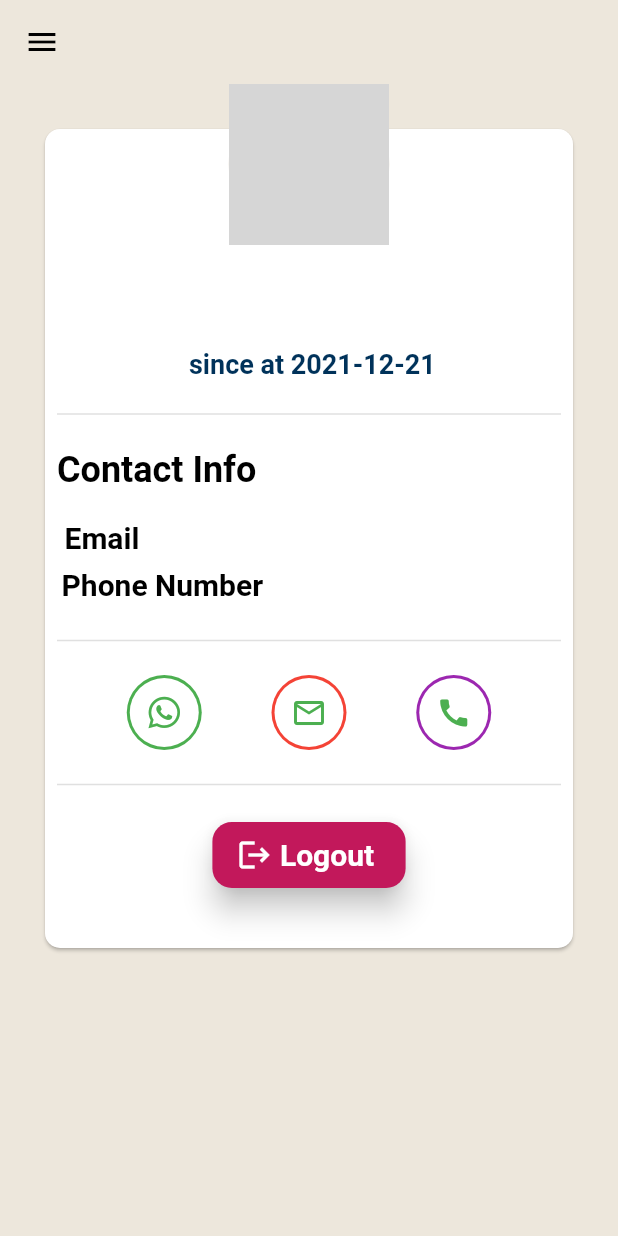
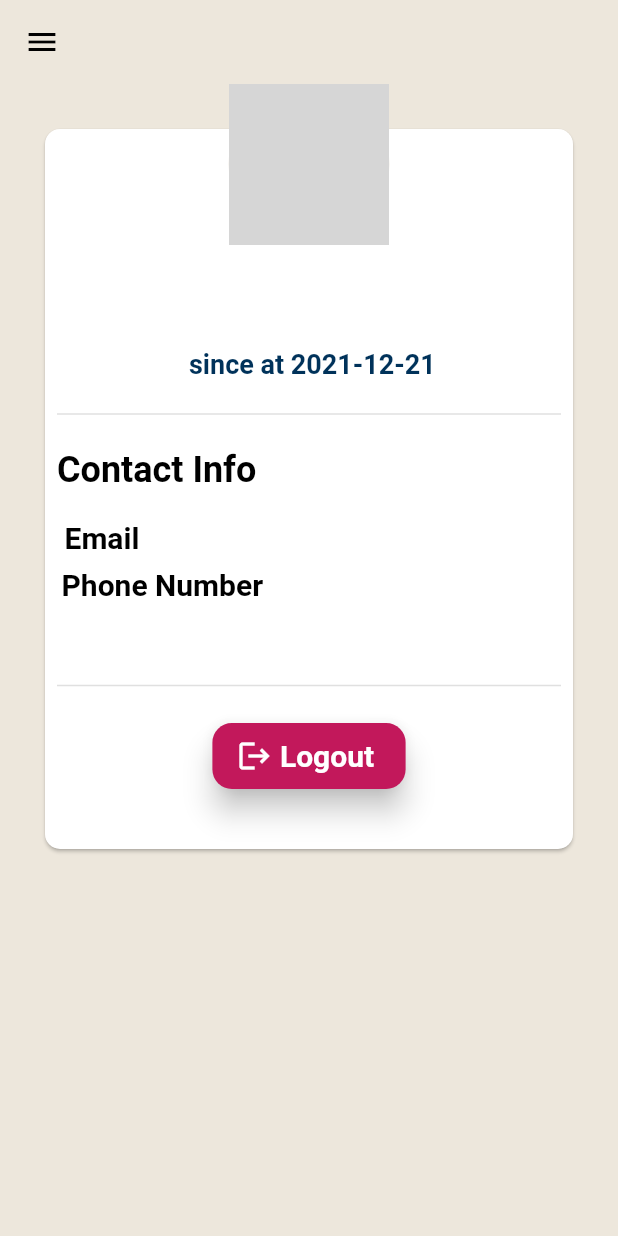
Before and after one commit to rajan-poudel/workos, a Flutter app: the ProfileScreen screen opened directly with empty values, on a phone screen of 412 x 824 dp. Run offline on Flutter 3.47's test engine with Material 2 defaults, Android fonts, the phone set to English and light mode, and no system bars; our stand-ins replace cached_network_image, cloud_firestore, firebase_auth, firebase_core, firebase_storage, fluttericon and 2 more; accounts and stored records are empty; network calls fail; grey boxes are pictures that could not be loaded.

Commit message:
profile screen and worker profile screen

```diff
--- a/lib/inner_screen/profile.dart
+++ b/lib/inner_screen/profile.dart
@@ -1,4 +1,5 @@
 import 'package:cloud_firestore/cloud_firestore.dart';
+import 'package:firebase_auth/firebase_auth.dart';
 import 'package:flutter/material.dart';
 import 'package:fluttericon/font_awesome_icons.dart';
 import 'package:workos/constants/constants.dart';
@@ -17,6 +18,7 @@ class ProfileScreen extends StatefulWidget {
 }
 
 class _ProfileScreenState extends State<ProfileScreen> {
+  final FirebaseAuth _auth = FirebaseAuth.instance;
   @override
   void initState() {
     super.initState();
@@ -33,6 +35,7 @@ class _ProfileScreenState extends State<ProfileScreen> {
   bool _isSameUser = false;
 
   void getUserData() async {
+    try {
       _isLoading = true;
       final DocumentSnapshot userDoc = await FirebaseFirestore.instance
           .collection("users")
@@ -52,6 +55,14 @@ class _ProfileScreenState extends State<ProfileScreen> {
           var joinedDate = joinedAtTimestamp.toDate();
           joinedAt = '${joinedDate.year}-${joinedDate.month}-${joinedDate.day}';
         });
+        User? user = _auth.currentUser;
+        final _uid = user!.uid;
+        setState(() {
+          _isSameUser = _uid == widget.userId;
+        });
+      }
+    } catch (error) {
+    } finally {
       _isLoading = false;
     }
   }
@@ -142,12 +153,19 @@ class _ProfileScreenState extends State<ProfileScreen> {
                           const SizedBox(
                             height: 15,
                           ),
-                          const Divider(thickness: 1),
+                          _isSameUser
+                              ? Container()
+                              : Divider(
+                                  thickness: 1,
+                                ),
                           const SizedBox(
                             height: 15,
                           ),
-                          Row(
-                            mainAxisAlignment: MainAxisAlignment.spaceEvenly,
+                          _isSameUser
+                              ? Container()
+                              : Row(
+                                  mainAxisAlignment:
+                                      MainAxisAlignment.spaceEvenly,
                                   children: [
                                     contactBy(
                                       color: Colors.green,
@@ -175,35 +193,44 @@ class _ProfileScreenState extends State<ProfileScreen> {
                           const SizedBox(
                             height: 15,
                           ),
-                          const Divider(thickness: 1),
+                          !_isSameUser
+                              ? Container()
+                              : Divider(
+                                  thickness: 1,
+                                ),
                           const SizedBox(
                             height: 15,
                           ),
-                          Center(
+                          !_isSameUser
+                              ? Container()
+                              : Center(
                                   child: Padding(
-                              padding: const EdgeInsets.only(bottom: 30.0),
+                                    padding:
+                                        const EdgeInsets.only(bottom: 30.0),
                                     child: MaterialButton(
                                       color: Colors.pink.shade700,
                                       elevation: 8,
                                       shape: RoundedRectangleBorder(
-                                    borderRadius: BorderRadius.circular(13)),
+                                          borderRadius:
+                                              BorderRadius.circular(13)),
                                       onPressed: () {
                                         GlobalMethod.logout(context);
                                       },
                                       child: Padding(
-                                  padding:
-                                      const EdgeInsets.symmetric(vertical: 10),
+                                        padding: const EdgeInsets.symmetric(
+                                            vertical: 10),
                                         child: Row(
                                           mainAxisSize: MainAxisSize.min,
-                                    mainAxisAlignment: MainAxisAlignment.center,
+                                          mainAxisAlignment:
+                                              MainAxisAlignment.center,
                                           children: const [
                                             Icon(
                                               Icons.logout,
                                               color: Colors.white,
                                             ),
                                             Padding(
-                                        padding:
-                                            EdgeInsets.symmetric(horizontal: 5),
+                                              padding: EdgeInsets.symmetric(
+                                                  horizontal: 5),
                                               child: Text(
                                                 "Logout",
                                                 style: TextStyle(
```
Also changed, not shown: lib/screens/all_workers.dart (+40 -3 lines), lib/widgets/all_workers_widget.dart (+45 -8 lines). Lines whose indentation alone changed are shown as unchanged.
